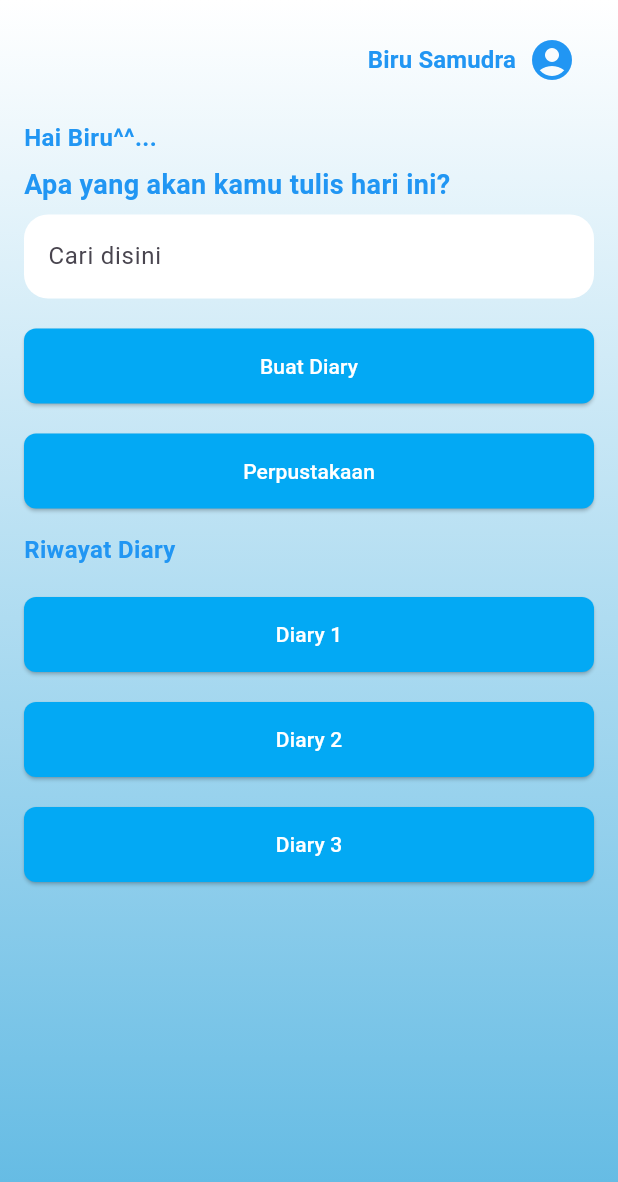
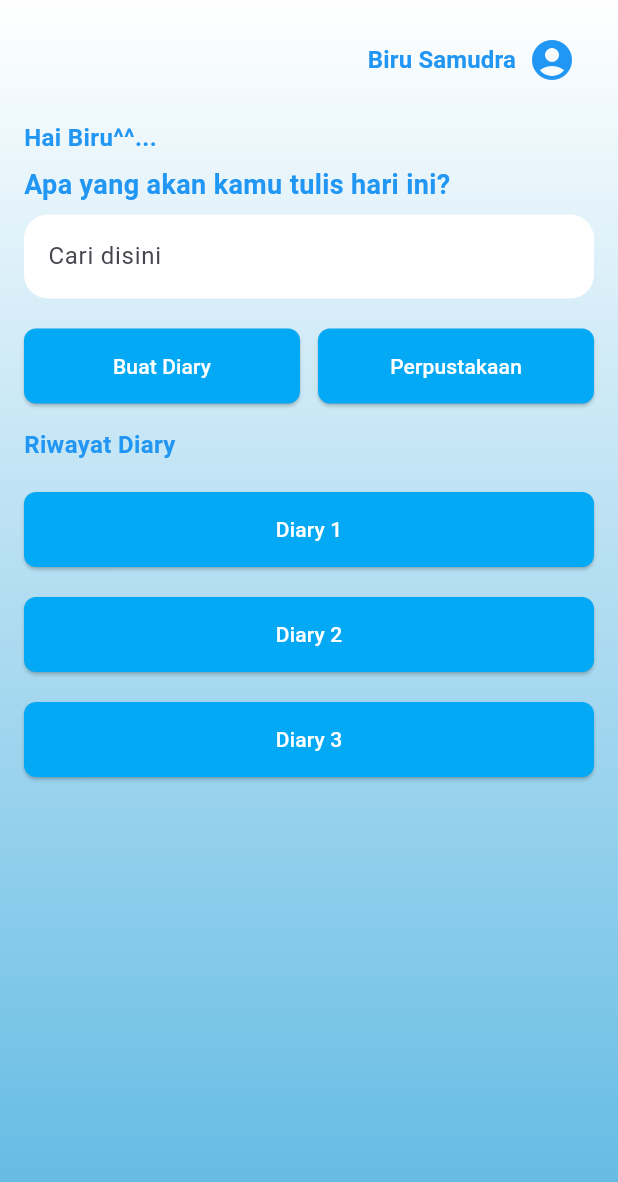
Before and after one commit to uinsaga-pmob/3A-02, a Flutter app: the BerandaPage screen opened directly, on a phone screen of 412 x 824 dp. Shown: the top 1182 px of the screen. Run offline on Flutter 3.47's test engine with Material 3 defaults, Android fonts, the phone set to English and light mode, and no system bars.

Commit message:
mengsejajarkan button

```diff
--- a/lib/beranda_page.dart
+++ b/lib/beranda_page.dart
@@ -88,18 +88,23 @@ class BerandaPage extends StatelessWidget {
                   ),
                 ),
               ),
+
               SizedBox(height: 20),
-              ElevatedButton(
-                onPressed: () => {
+
+              Row(
+                children: [
+                  Expanded(
+                    child: ElevatedButton(
+                      onPressed: () {
                         Navigator.push(
                           context,
                           MaterialPageRoute(builder: (context) => BuatPage()),
-                  ),
+                        );
                       },
                       style: ElevatedButton.styleFrom(
                         backgroundColor: Colors.lightBlue,
                         shape: RoundedRectangleBorder(
-                    borderRadius: BorderRadiusGeometry.circular(8),
+                          borderRadius: BorderRadius.circular(8),
                         ),
                         minimumSize: Size(double.infinity, 50),
                       ),
@@ -108,18 +113,24 @@ class BerandaPage extends StatelessWidget {
                         style: TextStyle(color: Colors.white),
                       ),
                     ),
-              SizedBox(height: 20),
-              ElevatedButton(
-                onPressed: () => {
+                  ),
+
+                  SizedBox(width: 12), //jarak antar tombol
+
+                  Expanded(
+                    child: ElevatedButton(
+                      onPressed: () {
                         Navigator.push(
                           context,
-                    MaterialPageRoute(builder: (context) => PerpustakaanPage()),
+                          MaterialPageRoute(
+                            builder: (context) => PerpustakaanPage(),
                           ),
+                        );
                       },
                       style: ElevatedButton.styleFrom(
                         backgroundColor: Colors.lightBlue,
                         shape: RoundedRectangleBorder(
-                    borderRadius: BorderRadiusGeometry.circular(8),
+                          borderRadius: BorderRadius.circular(8),
                         ),
                         minimumSize: Size(double.infinity, 50),
                       ),
@@ -127,6 +138,9 @@ class BerandaPage extends StatelessWidget {
                         "Perpustakaan",
                         style: TextStyle(color: Colors.white),
                       ),
+                    ),
+                  ),
+                ],
               ),
 
               SizedBox(height: 16),
```
Lines whose indentation alone changed are shown as unchanged.
